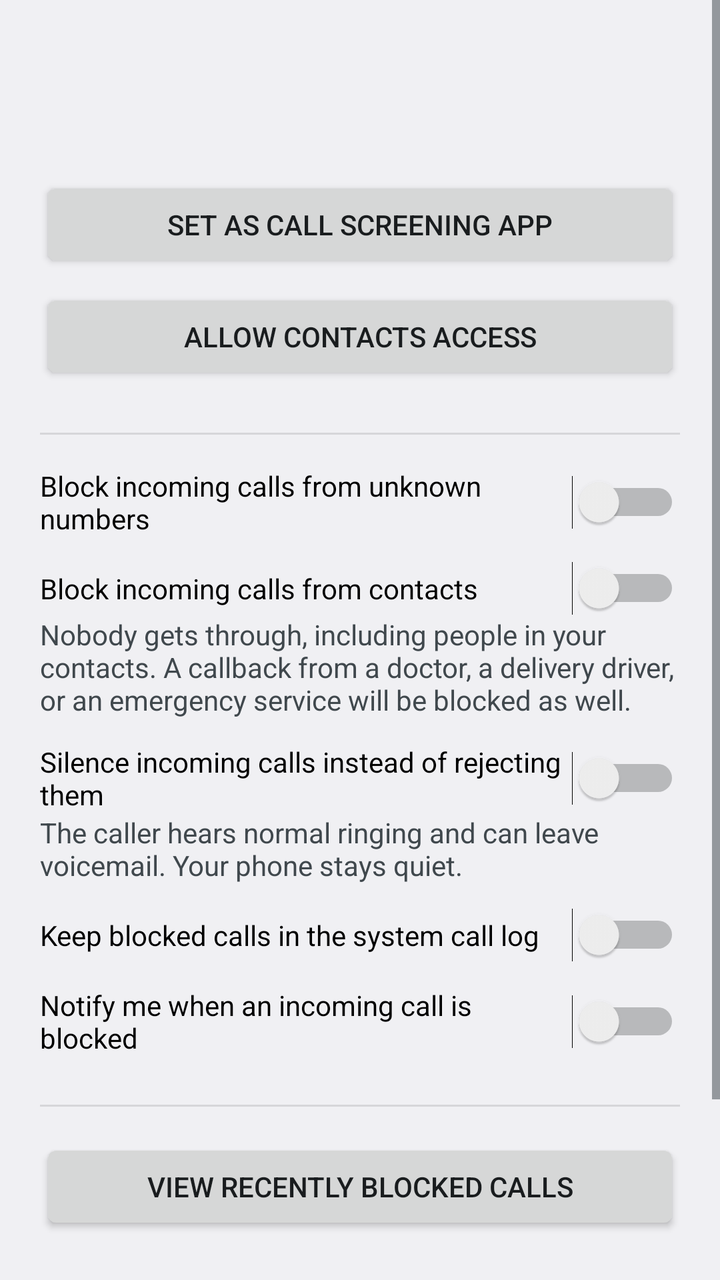
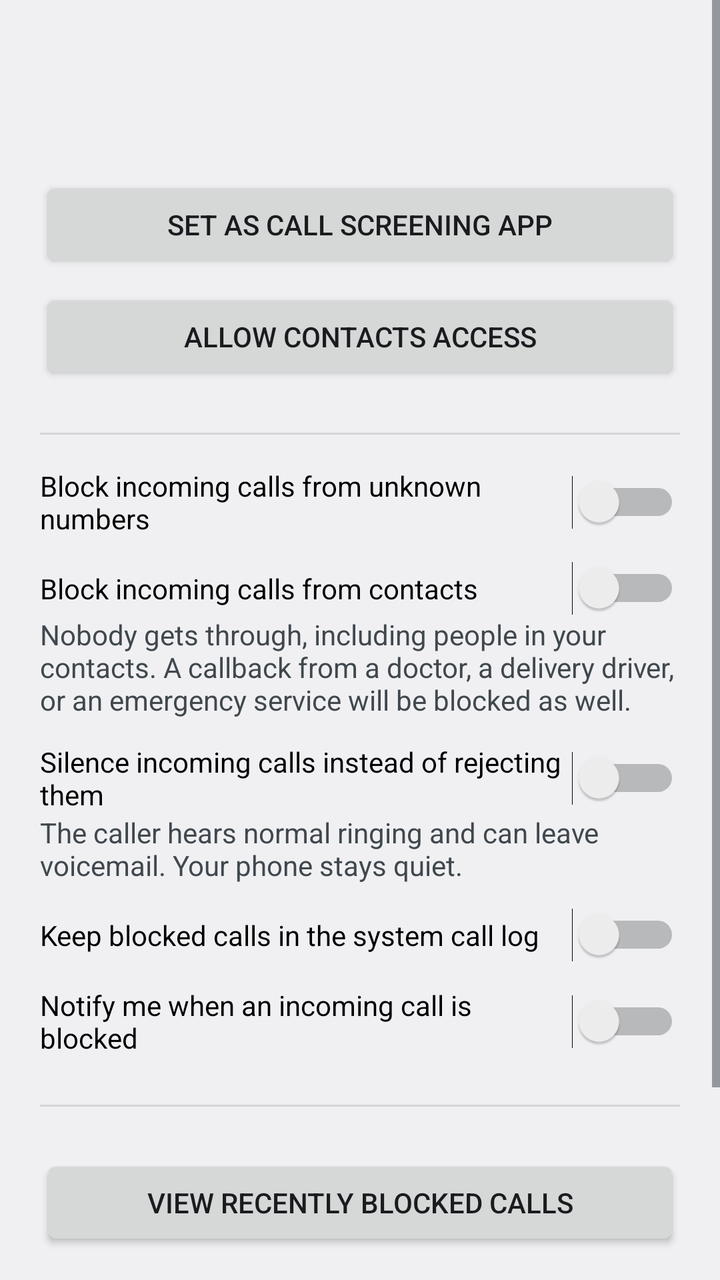

Screens rendered from an Android XML layout before and after an edit, with the pre-edit source and the edit as a unified diff.
<!-- AndroidManifest.xml: application theme AppTheme -->
<!-- res/layout/activity_main.xml -->
<?xml version="1.0" encoding="utf-8"?>
<ScrollView xmlns:android="http://schemas.android.com/apk/res/android"
    xmlns:tools="http://schemas.android.com/tools"
    android:id="@+id/root"
    android:layout_width="match_parent"
    android:layout_height="match_parent"
    android:clipToPadding="false"
    android:fillViewport="true">

    <LinearLayout
        android:layout_width="match_parent"
        android:layout_height="wrap_content"
        android:orientation="vertical"
        android:padding="20dp">

        <TextView
            android:id="@+id/status_title"
            android:layout_width="match_parent"
            android:layout_height="wrap_content"
            android:textAppearance="?android:attr/textAppearanceLarge"
            android:textStyle="bold" />

        <TextView
            android:id="@+id/status_detail"
            android:layout_width="match_parent"
            android:layout_height="wrap_content"
            android:layout_marginTop="4dp"
            android:textAppearance="?android:attr/textAppearanceSmall"
            android:textColor="?android:attr/textColorSecondary" />

        <Button
            android:id="@+id/button_screening_role"
            android:layout_width="match_parent"
            android:layout_height="wrap_content"
            android:layout_marginTop="16dp"
            android:text="@string/action_set_screening_app" />

        <Button
            android:id="@+id/button_contacts_permission"
            android:layout_width="match_parent"
            android:layout_height="wrap_content"
            android:layout_marginTop="8dp"
            android:text="@string/action_allow_contacts" />

        <View
            android:layout_width="match_parent"
            android:layout_height="1dp"
            android:layout_marginTop="24dp"
            android:background="?android:attr/listDivider" />

        <Switch
            android:id="@+id/switch_blocking_enabled"
            android:layout_width="match_parent"
            android:layout_height="wrap_content"
            android:layout_marginTop="16dp"
            android:text="@string/option_enabled"
            tools:ignore="UseSwitchCompatOrMaterialXml" />

        <Switch
            android:id="@+id/switch_block_every_call"
            android:layout_width="match_parent"
            android:layout_height="wrap_content"
            android:layout_marginTop="12dp"
            android:text="@string/option_block_contacts"
            tools:ignore="UseSwitchCompatOrMaterialXml" />

        <TextView
            android:layout_width="match_parent"
            android:layout_height="wrap_content"
            android:text="@string/option_block_contacts_hint"
            android:textAppearance="?android:attr/textAppearanceSmall"
            android:textColor="?android:attr/textColorSecondary" />

        <Switch
            android:id="@+id/switch_silence_instead_of_reject"
            android:layout_width="match_parent"
            android:layout_height="wrap_content"
            android:layout_marginTop="12dp"
            android:text="@string/option_silence"
            tools:ignore="UseSwitchCompatOrMaterialXml" />

        <TextView
            android:layout_width="match_parent"
            android:layout_height="wrap_content"
            android:text="@string/option_silence_hint"
            android:textAppearance="?android:attr/textAppearanceSmall"
            android:textColor="?android:attr/textColorSecondary" />

        <Switch
            android:id="@+id/switch_keep_in_call_log"
            android:layout_width="match_parent"
            android:layout_height="wrap_content"
            android:layout_marginTop="12dp"
            android:text="@string/option_call_log"
            tools:ignore="UseSwitchCompatOrMaterialXml" />

        <Switch
            android:id="@+id/switch_notify_when_blocked"
            android:layout_width="match_parent"
            android:layout_height="wrap_content"
            android:layout_marginTop="12dp"
            android:text="@string/option_notify"
            tools:ignore="UseSwitchCompatOrMaterialXml" />

        <View
            android:layout_width="match_parent"
            android:layout_height="1dp"
            android:layout_marginTop="24dp"
            android:background="?android:attr/listDivider" />

        <Button
            android:id="@+id/button_view_blocked_calls"
            android:layout_width="match_parent"
            android:layout_height="wrap_content"
            android:layout_marginTop="16dp"
            android:text="@string/action_view_blocked_calls" />

        <View
            android:layout_width="match_parent"
            android:layout_height="1dp"
            android:layout_marginTop="24dp"
            android:background="?android:attr/listDivider" />

        <TextView
            android:id="@+id/version_text"
            android:layout_width="match_parent"
            android:layout_height="wrap_content"
            android:layout_marginTop="16dp"
            android:textAppearance="?android:attr/textAppearanceSmall"
            android:textColor="?android:attr/textColorSecondary" />

        <LinearLayout
            android:layout_width="match_parent"
            android:layout_height="wrap_content"
            android:orientation="horizontal">

            
            <Button
                android:id="@+id/button_view_source"
                style="?android:attr/borderlessButtonStyle"
                android:layout_width="wrap_content"
                android:layout_height="wrap_content"
                android:paddingStart="0dp"
                android:text="@string/action_view_source"
                tools:ignore="RtlSymmetry" />

            <Button
                android:id="@+id/button_privacy_policy"
                style="?android:attr/borderlessButtonStyle"
                android:layout_width="wrap_content"
                android:layout_height="wrap_content"
                android:text="@string/action_privacy_policy" />
        </LinearLayout>

    </LinearLayout>
</ScrollView>
<!-- resources referenced by this layout -->
<resources>
  <string name="action_allow_contacts">Allow contacts access</string>
  <string name="action_privacy_policy">Privacy policy</string>
  <string name="action_set_screening_app">Set as call screening app</string>
  <string name="action_view_blocked_calls">View recently blocked calls</string>
  <string name="action_view_source">Open source on GitHub</string>
  <string name="option_block_contacts">Block incoming calls from contacts</string>
  <string name="option_block_contacts_hint">Nobody gets through, including people in your contacts. A callback from a doctor, a delivery driver, or an emergency service will be blocked as well.</string>
  <string name="option_call_log">Keep blocked calls in the system call log</string>
  <string name="option_enabled">Block incoming calls from unknown numbers</string>
  <string name="option_notify">Notify me when an incoming call is blocked</string>
  <string name="option_silence">Silence incoming calls instead of rejecting them</string>
  <string name="option_silence_hint">The caller hears normal ringing and can leave voicemail. Your phone stays quiet.</string>
  <style name="AppTheme" parent="@android:style/Theme.DeviceDefault.DayNight" />
</resources>

<!-- the commit's change to res/layout/activity_main.xml (unified diff, before → after) -->
@@ -108,11 +108,12 @@
             android:layout_marginTop="24dp"
             android:background="?android:attr/listDivider" />
 
+        
         <Button
             android:id="@+id/button_view_blocked_calls"
             android:layout_width="match_parent"
             android:layout_height="wrap_content"
-            android:layout_marginTop="16dp"
+            android:layout_marginTop="24dp"
             android:text="@string/action_view_blocked_calls" />
 
         <View
